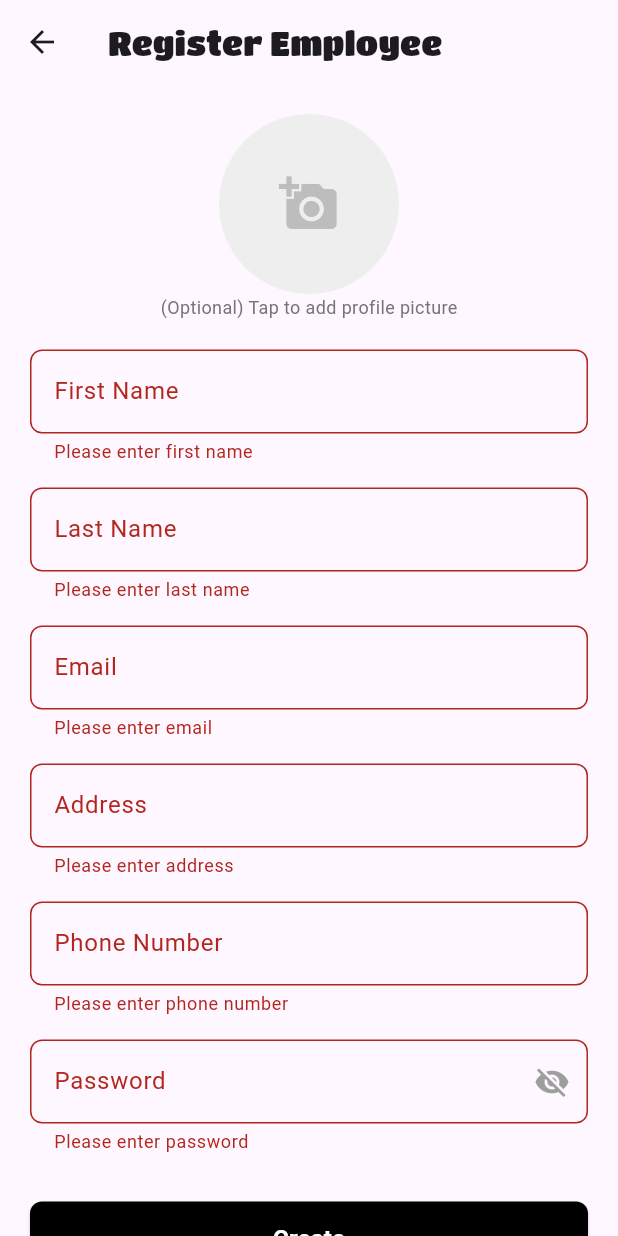
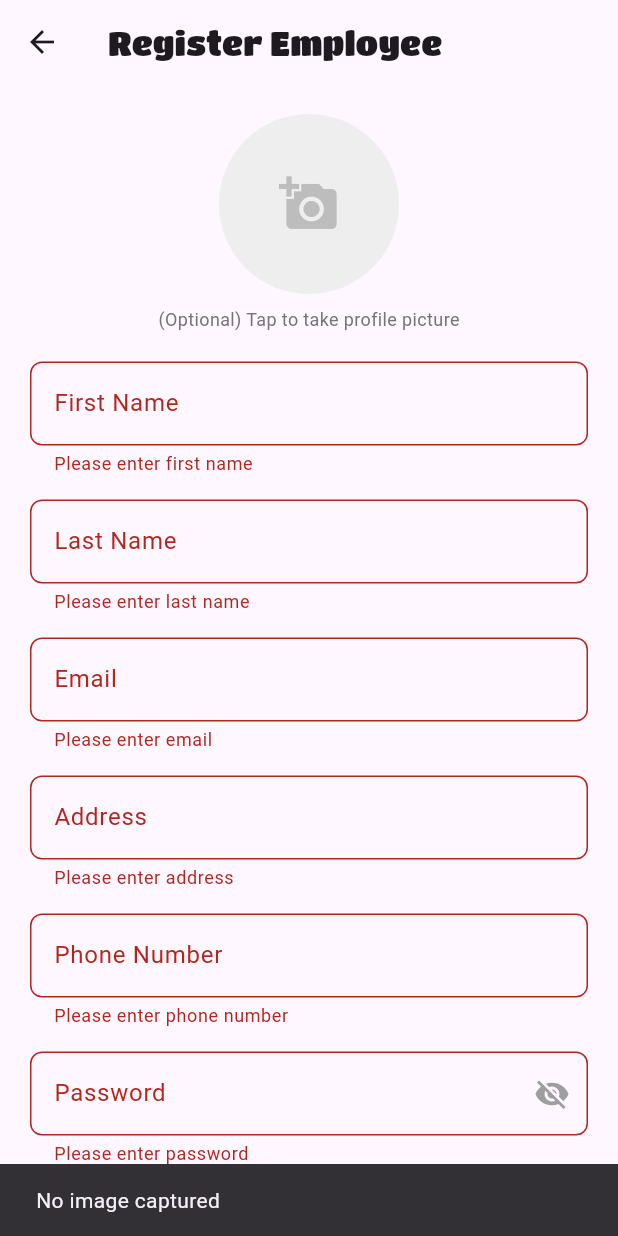
Before and after one commit to Ibrahimelz/AppDev2Project, a Flutter app: the RegisterEmployee screen opened directly, after a tap on "Create", after a tap on the "add a photo" icon, on a phone screen of 412 x 824 dp. Run offline on Flutter 3.47's test engine with Material 3 defaults, Android fonts, the phone set to English and light mode, and no system bars; our stand-ins replace awesome_notifications, cloud_firestore, firebase_auth, firebase_core, firebase_storage, flutter_chat_types and 3 more; missing offline and left inert: flutter_chat_ui; accounts and stored records are empty.

Commit message:
Profile Pictures using Firebase Storage

```diff
--- a/lib/Admin/registerEmployee.dart
+++ b/lib/Admin/registerEmployee.dart
@@ -1,9 +1,10 @@
 import 'dart:io';
 import 'package:firebase_auth/firebase_auth.dart';
+import 'package:flutter/foundation.dart' show kIsWeb;
 import 'package:flutter/material.dart';
-import 'package:flutter/foundation.dart' show kIsWeb;
 import 'package:image_picker/image_picker.dart';
 import 'package:cloud_firestore/cloud_firestore.dart';
+import 'package:firebase_storage/firebase_storage.dart';
 
 class RegisterEmployee extends StatefulWidget {
   const RegisterEmployee({Key? key}) : super(key: key);
@@ -24,48 +25,25 @@ class _RegisterEmployeeState extends State<RegisterEmployee> {
   final _phoneController = TextEditingController();
   final _passwordController = TextEditingController();
   bool _isLoading = false;
-  bool _obscurePassword = true;  // For password visibility toggle
+  bool _obscurePassword = true;
 
   Future<void> _pickImage() async {
     try {
-      final XFile? pickedFile = await _picker.pickImage(source: ImageSource.gallery);
+      final XFile? pickedFile = await _picker.pickImage(source: ImageSource.camera);
       if (pickedFile != null) {
         setState(() {
           _imageFile = pickedFile;
         });
+      } else {
+        ScaffoldMessenger.of(context).showSnackBar(
+          const SnackBar(content: Text('No image captured')),
+        );
       }
     } catch (e) {
       ScaffoldMessenger.of(context).showSnackBar(
-        SnackBar(content: Text('Error picking image: $e')),
+        SnackBar(content: Text('Error capturing image: $e')),
       );
     }
-  }
-
-  Widget _buildImageWidget() {
-    if (_imageFile != null) {
-      if (kIsWeb) {
-        // For web, use Image.network with the object URL
-        return ClipOval(
-          child: Image.network(
-            _imageFile!.path,
-            width: 120,
-            height: 120,
-            fit: BoxFit.cover,
-          ),
-        );
-      } else {
-        // For mobile, use Image.file
-        return ClipOval(
-          child: Image.file(
-            File(_imageFile!.path),
-            width: 120,
-            height: 120,
-            fit: BoxFit.cover,
-          ),
-        );
-      }
-    }
-    return Icon(Icons.add_a_photo, size: 40, color: Colors.grey[400]);
   }
 
   Future<void> _registerEmployee() async {
@@ -76,13 +54,12 @@ class _RegisterEmployeeState extends State<RegisterEmployee> {
     });
 
     try {
-      // ✅ Register employee in Firebase Auth
+      // Create user in Firebase Auth
       await FirebaseAuth.instance.createUserWithEmailAndPassword(
         email: _emailController.text.trim(),
         password: _passwordController.text.trim(),
       );
 
-      // 🔢 Get next employeeID
       final employeesRef = FirebaseFirestore.instance.collection('Employees');
       final querySnapshot = await employeesRef
           .orderBy('employeeID', descending: true)
@@ -94,25 +71,41 @@ class _RegisterEmployeeState extends State<RegisterEmployee> {
         nextEmployeeID = (querySnapshot.docs.first.data()['employeeID'] as int) + 1;
       }
 
-      // 📝 Create Firestore employee profile
       Map<String, dynamic> employeeData = {
         'employeeID': nextEmployeeID,
-        'fname': _fnameController.text,
-        'lname': _lnameController.text,
-        'email': _emailController.text,
-        'address': _addressController.text,
-        'phoneNumber': _phoneController.text,
-        'password': _passwordController.text,
+        'fname': _fnameController.text.trim(),
+        'lname': _lnameController.text.trim(),
+        'email': _emailController.text.trim(),
+        'address': _addressController.text.trim(),
+        'phoneNumber': _phoneController.text.trim(),
+        'password': _passwordController.text.trim(),
+        'createdAt': FieldValue.serverTimestamp(),
       };
 
-      if (_imageFile != null) {
-        employeeData['profilePicture'] = _imageFile!.name;
+      // Upload profile picture if present (not for web)
+      if (_imageFile != null && !kIsWeb) {
+        try {
+          final storageRef = FirebaseStorage.instance
+              .ref()
+              .child('employee_images/$nextEmployeeID.jpg');
+
+          final uploadTask = await storageRef.putFile(File(_imageFile!.path));
+          final downloadUrl = await uploadTask.ref.getDownloadURL();
+
+          employeeData['profilePicture'] = downloadUrl;
+        } catch (e) {
+          print('Image upload failed: $e');
+          ScaffoldMessenger.of(context).showSnackBar(
+            SnackBar(content: Text('Profile picture upload failed')),
+          );
+        }
       }
 
+      // Save employee data to Firestore
       await employeesRef.add(employeeData);
 
       ScaffoldMessenger.of(context).showSnackBar(
-        SnackBar(content: Text('Employee registered successfully')),
+        const SnackBar(content: Text('Employee registered successfully')),
       );
       Navigator.pop(context);
     } catch (e) {
@@ -126,6 +119,30 @@ class _RegisterEmployeeState extends State<RegisterEmployee> {
     }
   }
 
+  Widget _buildImageWidget() {
+    if (_imageFile != null) {
+      if (kIsWeb) {
+        return ClipOval(
+          child: Image.network(
+            _imageFile!.path,
+            width: 120,
+            height: 120,
+            fit: BoxFit.cover,
+          ),
+        );
+      } else {
+        return ClipOval(
+          child: Image.file(
+            File(_imageFile!.path),
+            width: 120,
+            height: 120,
+            fit: BoxFit.cover,
+          ),
+        );
+      }
+    }
+    return Icon(Icons.add_a_photo, size: 40, color: Colors.grey[400]);
+  }
 
   @override
   void dispose() {
@@ -164,14 +181,15 @@ class _RegisterEmployeeState extends State<RegisterEmployee> {
                     child: _buildImageWidget(),
                   ),
                 ),
+                const SizedBox(height: 8),
                 Text(
-                  '(Optional) Tap to add profile picture',
+                  '(Optional) Tap to take profile picture',
                   style: TextStyle(
                     color: Colors.grey[600],
                     fontSize: 12,
                   ),
                 ),
-                SizedBox(height: 20),
+                const SizedBox(height: 20),
                 TextFormField(
                   controller: _fnameController,
                   decoration: InputDecoration(
@@ -187,7 +205,7 @@ class _RegisterEmployeeState extends State<RegisterEmployee> {
                     return null;
                   },
                 ),
-                SizedBox(height: 16),
+                const SizedBox(height: 16),
                 TextFormField(
                   controller: _lnameController,
                   decoration: InputDecoration(
@@ -203,7 +221,7 @@ class _RegisterEmployeeState extends State<RegisterEmployee> {
                     return null;
                   },
                 ),
-                SizedBox(height: 16),
+                const SizedBox(height: 16),
                 TextFormField(
                   controller: _emailController,
                   decoration: InputDecoration(
@@ -222,7 +240,7 @@ class _RegisterEmployeeState extends State<RegisterEmployee> {
                     return null;
                   },
                 ),
-                SizedBox(height: 16),
+                const SizedBox(height: 16),
                 TextFormField(
                   controller: _addressController,
                   decoration: InputDecoration(
@@ -238,7 +256,7 @@ class _RegisterEmployeeState extends State<RegisterEmployee> {
                     return null;
                   },
                 ),
-                SizedBox(height: 16),
+                const SizedBox(height: 16),
                 TextFormField(
                   controller: _phoneController,
                   decoration: InputDecoration(
@@ -255,7 +273,7 @@ class _RegisterEmployeeState extends State<RegisterEmployee> {
                     return null;
                   },
                 ),
-                SizedBox(height: 16),
+                const SizedBox(height: 16),
                 TextFormField(
                   controller: _passwordController,
                   obscureText: _obscurePassword,
@@ -286,7 +304,7 @@ class _RegisterEmployeeState extends State<RegisterEmployee> {
                     return null;
                   },
                 ),
-                SizedBox(height: 32),
+                const SizedBox(height: 32),
                 SizedBox(
                   width: double.infinity,
                   height: 50,
@@ -299,7 +317,7 @@ class _RegisterEmployeeState extends State<RegisterEmployee> {
                       ),
                     ),
                     child: _isLoading
-                        ? SizedBox(
+                        ? const SizedBox(
                       height: 20,
                       width: 20,
                       child: CircularProgressIndicator(
@@ -307,7 +325,7 @@ class _RegisterEmployeeState extends State<RegisterEmployee> {
                         strokeWidth: 2,
                       ),
                     )
-                        : Text(
+                        : const Text(
                       'Create',
                       style: TextStyle(
                         color: Colors.white,
```
Also changed, not shown: lib/Admin/manageEmployees.dart (+13 -11 lines), lib/Employee/EmployeeHome.dart (+18 -13 lines), lib/Employee/groupChat.dart (+126 -126 lines), lib/Employee/registerClient.dart (+26 -4 lines), 1 other file. Lines whose indentation alone changed are shown as unchanged.
